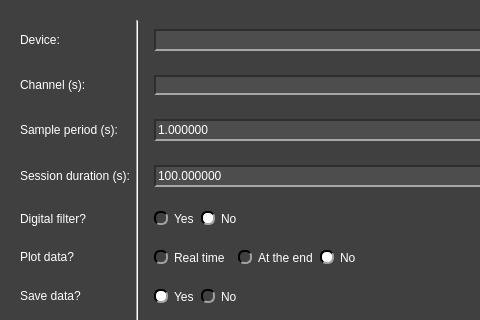
This is pydaq/uis/PyDAQ_get_data_Arduino_widget.ui in viniciusfs14/pydaq as Qt 5 draws it before an edit; both pictures show x 0 to 480 and y 0 to 320 of the 601 by 481 pixel window. The edited form follows.
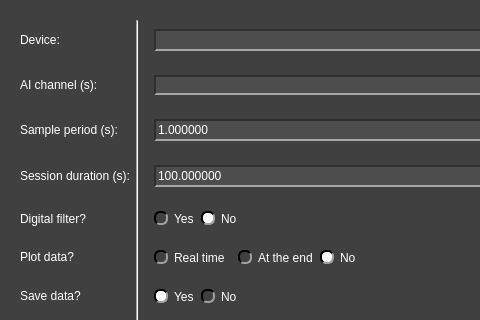
This is the edited form. Icons and pictures are not drawn.

```diff
--- a/pydaq/uis/PyDAQ_get_data_Arduino_widget.ui
+++ b/pydaq/uis/PyDAQ_get_data_Arduino_widget.ui
@@ -601,7 +601,7 @@
       <item row="1" column="0">
        <widget class="QLabel" name="label_3">
         <property name="text">
-         <string>Channel (s):</string>
+         <string>AI channel (s):</string>
         </property>
        </widget>
       </item>
```
Left out of the diff: 2 changed lines with no effect on the pictures.
